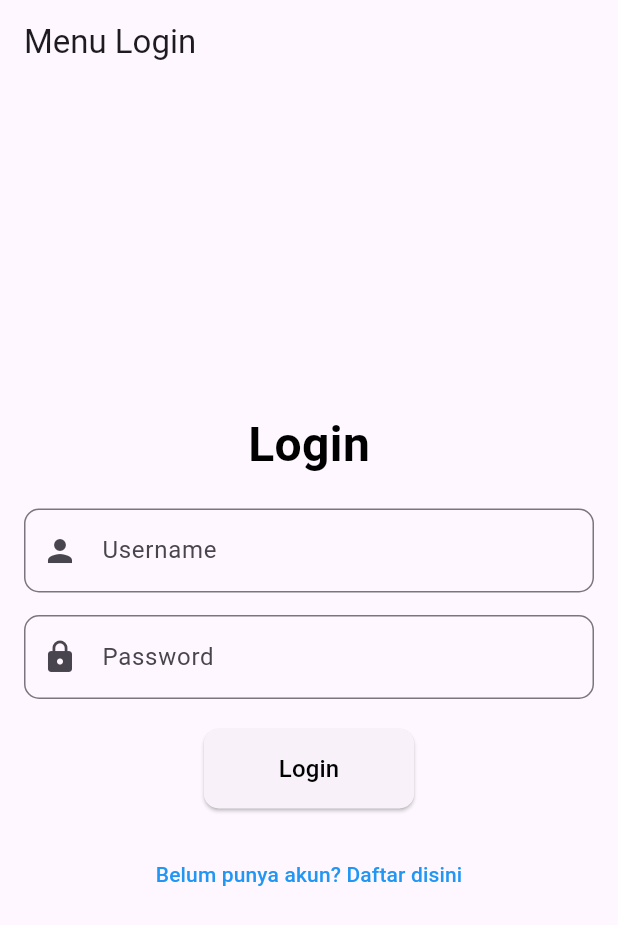
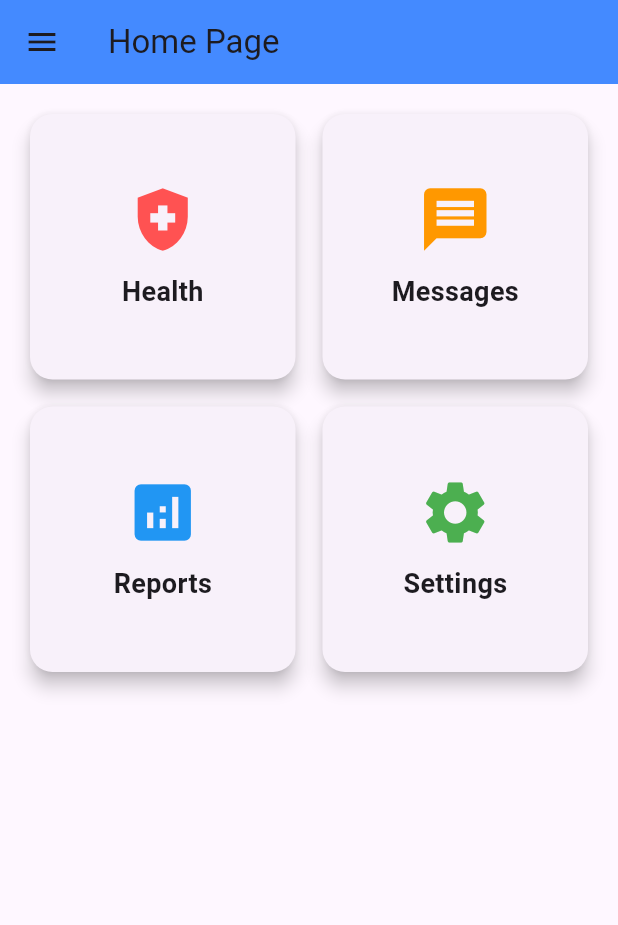
Before and after one commit to mustofakafi/rental_mobil, a Flutter app: the screen it shows after launch, after a tap on "Login", on a phone screen of 412 x 824 dp. Shown: the top 925 px of the screen. Run offline on Flutter 3.47's test engine with Material 3 defaults, Android fonts, the phone set to English and light mode, and no system bars.

Commit message:
memperbaiki  bagian beranda, register dan menambahkan beranda

```diff
--- /dev/null
+++ b/lib/beranda.dart
@@ -0,0 +1,115 @@
+import 'package:flutter/material.dart';
+
+class Beranda extends StatelessWidget {
+  @override
+  Widget build(BuildContext context) {
+    return Scaffold(
+      appBar: AppBar(
+        title: Text('Home Page'),
+        backgroundColor: Colors.blueAccent,
+      ),
+      drawer: Drawer(
+        child: ListView(
+          padding: EdgeInsets.zero,
+          children: <Widget>[
+            DrawerHeader(
+              decoration: BoxDecoration(
+                color: Colors.blueAccent,
+              ),
+              child: Column(
+                mainAxisAlignment: MainAxisAlignment.center,
+                children: [
+                  CircleAvatar(
+                    radius: 40,
+                    backgroundImage: AssetImage('assets/profile.jpg'), // Gambar profil
+                  ),
+                  SizedBox(height: 10),
+                  Text(
+                    'User Name',
+                    style: TextStyle(color: Colors.white, fontSize: 18),
+                  ),
+                ],
+              ),
+            ),
+            ListTile(
+              leading: Icon(Icons.home),
+              title: Text('Home'),
+              onTap: () {
+                Navigator.pop(context);
+              },
+            ),
+            ListTile(
+              leading: Icon(Icons.settings),
+              title: Text('Settings'),
+              onTap: () {
+                Navigator.pop(context);
+              },
+            ),
+            ListTile(
+              leading: Icon(Icons.logout),
+              title: Text('Logout'),
+              onTap: () {
+                // Fungsi logout
+                Navigator.pop(context);
+              },
+            ),
+          ],
+        ),
+      ),
+      body: Padding(
+        padding: const EdgeInsets.all(16.0),
+        child: GridView.count(
+          crossAxisCount: 2, // 2 kolom dalam grid
+          crossAxisSpacing: 10,
+          mainAxisSpacing: 10,
+          children: <Widget>[
+            _buildCard(
+              icon: Icons.health_and_safety,
+              title: 'Health',
+              color: Colors.redAccent,
+            ),
+            _buildCard(
+              icon: Icons.message,
+              title: 'Messages',
+              color: Colors.orange,
+            ),
+            _buildCard(
+              icon: Icons.analytics,
+              title: 'Reports',
+              color: Colors.blue,
+            ),
+            _buildCard(
+              icon: Icons.settings,
+              title: 'Settings',
+              color: Colors.green,
+            ),
+          ],
+        ),
+      ),
+    );
+  }
+
+  // Fungsi untuk membuat Card widget
+  Widget _buildCard({IconData? icon, String? title, Color? color}) => Card(
+      elevation: 5,
+      shape: RoundedRectangleBorder(
+        borderRadius: BorderRadius.circular(15),
+      ),
+      child: InkWell(
+        onTap: () {
+          // Aksi saat card ditekan
+        },
+        child: Column(
+          mainAxisAlignment: MainAxisAlignment.center,
+          children: <Widget>[
+            Icon(icon, size: 50, color: color),
+            SizedBox(height: 10),
+            Text(
+              title!,
+              style: TextStyle(fontSize: 18, fontWeight: FontWeight.bold),
+            ),
+          ],
+        ),
+      ),
+    );
+}
--- a/lib/login.dart
+++ b/lib/login.dart
@@ -1,4 +1,5 @@
 import 'package:flutter/material.dart';
+import 'package:latihan_1/beranda.dart';
 import 'package:latihan_1/register.dart';
 
 class login extends StatelessWidget {
@@ -9,15 +10,37 @@ class login extends StatelessWidget {
     return const Placeholder();
   }
 }
-class loginPage extends StatelessWidget {
+
+class loginPage extends StatefulWidget {
   const loginPage({super.key});
+
+  @override
+  State<loginPage> createState() => _loginPageState();
+}
+
+class _loginPageState extends State<loginPage> {
+  final TextEditingController _usernameController = TextEditingController();
+  final TextEditingController _passwordController = TextEditingController();
+
+  void _tampil() {
+    String username = _usernameController.text;
+    String password = _passwordController.text;
+
+    showDialog(
+        context: context,
+        builder: (context) {
+          return AlertDialog(
+            title: Text("Data Akun"),
+            content: Text("Username: $username, password: $password"),
+          );
+        });
+  }
 
   @override
   Widget build(BuildContext context) {
     return Scaffold(
       appBar: AppBar(
         title: const Text('Menu Login'),
-
       ),
       body: Padding(
         padding: const EdgeInsets.all(16.0),
@@ -36,6 +59,7 @@ class loginPage extends StatelessWidget {
                 ),
                 const SizedBox(height: 20),
                 TextField(
+                  controller: _usernameController,
                   decoration: InputDecoration(
                     labelText: 'Username',
                     hintText: 'Masukkan username Anda',
@@ -47,6 +71,7 @@ class loginPage extends StatelessWidget {
                 ),
                 const SizedBox(height: 15),
                 TextField(
+                  controller: _passwordController,
                   obscureText: true,
                   decoration: InputDecoration(
                     labelText: 'Password',
@@ -57,17 +82,20 @@ class loginPage extends StatelessWidget {
                     prefixIcon: Icon(Icons.lock),
                   ),
                 ),
-                const SizedBox(height: 20),
+                const SizedBox(height: 30),
                 ElevatedButton(
                   onPressed: () {
-                    // Aksi login di sini
+                    // _tampil();
+                    Navigator.push(
+                      context,
+                      MaterialPageRoute(builder: (context) => Beranda()),
+                    );
                   },
                   style: ElevatedButton.styleFrom(
                     padding: EdgeInsets.symmetric(horizontal: 50, vertical: 15),
                     shape: RoundedRectangleBorder(
                       borderRadius: BorderRadius.circular(10.0),
                     ),
-
                   ),
                   child: const Text(
                     'Login',
@@ -80,9 +108,10 @@ class loginPage extends StatelessWidget {
                 const SizedBox(height: 20),
                 TextButton(
                   onPressed: () {
-                    Navigator.pushReplacement(context,
-                        MaterialPageRoute(builder: (context) => MyHomePage()),
-                        );
+                    Navigator.pushReplacement(
+                      context,
+                      MaterialPageRoute(builder: (context) => MyHomePage()),
+                    );
                   },
                   child: const Text(
                     'Belum punya akun? Daftar disini',
```
Also changed, not shown: lib/register.dart (+45 -5 lines), assets/arem-arem.jpg (added).
